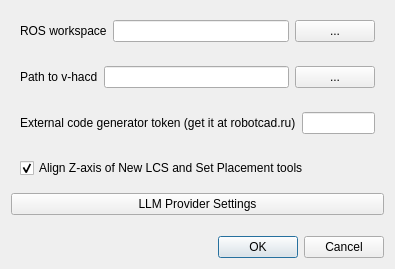
Before: the Qt Designer form resources/ui/wb_settings.ui in drfenixion/freecad.robotcad, drawn with Qt 5.
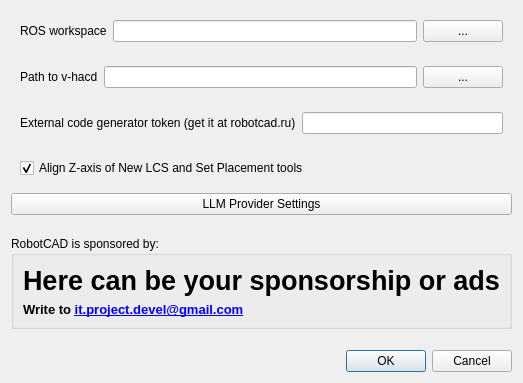
After: the same form once the commit is applied.

Commit message: add sponsorship block

```diff
--- a/resources/ui/wb_settings.ui
+++ b/resources/ui/wb_settings.ui
@@ -7,7 +7,7 @@
     <x>0</x>
     <y>0</y>
     <width>395</width>
-    <height>136</height>
+    <height>260</height>
    </rect>
   </property>
   <property name="windowTitle">
@@ -111,6 +111,78 @@
      </property>
     </widget>
    </item>
+   <item>
+    <spacer name="vertical_spacer_before_sponsorship">
+     <property name="orientation">
+      <enum>Qt::Vertical</enum>
+     </property>
+     <property name="sizeType">
+      <enum>QSizePolicy::Fixed</enum>
+     </property>
+     <property name="sizeHint" stdset="0">
+      <size>
+       <width>20</width>
+       <height>15</height>
+      </size>
+     </property>
+    </spacer>
+   </item>
+   <item>
+    <widget class="QGroupBox" name="widget_sponsorship">
+     <property name="title">
+      <string>RobotCAD is sponsored by:</string>
+     </property>
+     <layout class="QVBoxLayout" name="verticalLayout_sponsorship">
+      <property name="leftMargin">
+       <number>9</number>
+      </property>
+      <property name="topMargin">
+       <number>9</number>
+      </property>
+      <property name="rightMargin">
+       <number>9</number>
+      </property>
+      <property name="bottomMargin">
+       <number>9</number>
+      </property>
+      <item>
+       <widget class="QLabel" name="label_sponsorship_description">
+        <property name="font">
+         <font>
+          <pointsize>20</pointsize>
+          <bold>true</bold>
+         </font>
+        </property>
+        <property name="text">
+         <string>Here can be your sponsorship or ads</string>
+        </property>
+       </widget>
+      </item>
+      <item>
+        <widget class="QLabel" name="label_sponsorship_email">
+        <property name="font">
+         <font>
+          <pointsize>10</pointsize>
+          <bold>true</bold>
+         </font>
+        </property>
+        <property name="textFormat">
+        <enum>Qt::RichText</enum>
+        </property>
+        <property name="textInteractionFlags">
+        <set>Qt::TextBrowserInteraction</set>
+        </property>
+        <property name="openExternalLinks">
+        <bool>true</bool>
+        </property>
+        <property name="text">
+        <string>Write to &lt;a href="mailto:it.project.devel@gmail.com"&gt;it.project.devel@gmail.com&lt;/a&gt;</string>
+        </property>
+        </widget>
+      </item>
+     </layout>
+    </widget>
+   </item>
    <item>
     <spacer name="vertical_spacer_llm_settings">
      <property name="orientation">
```
